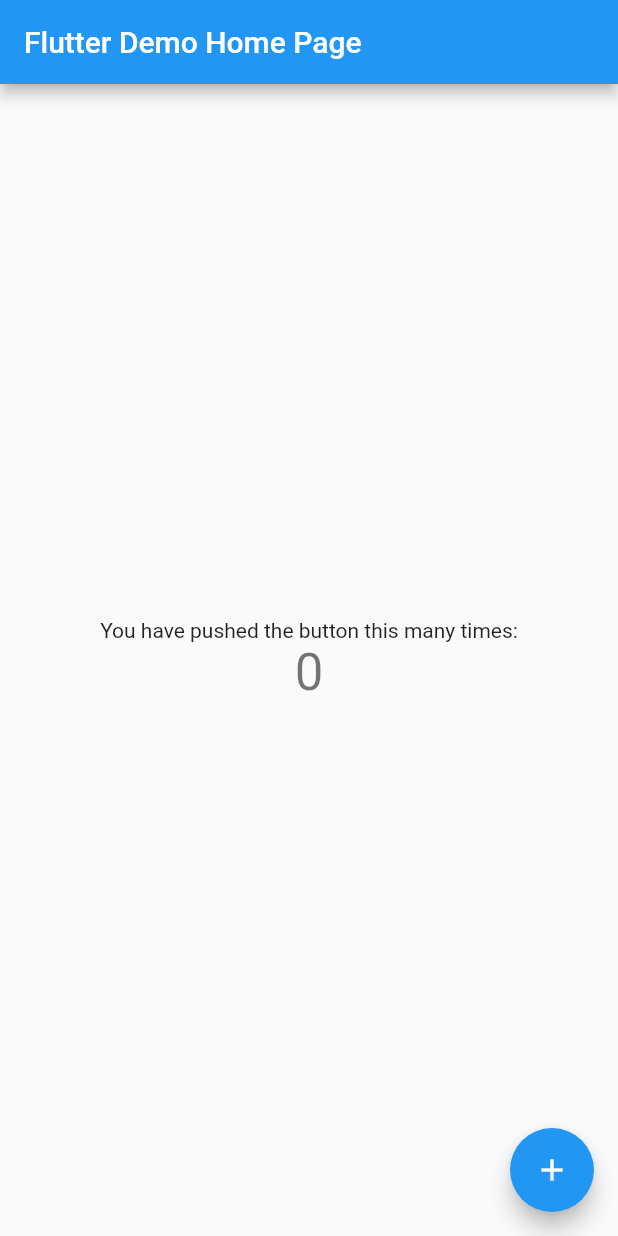
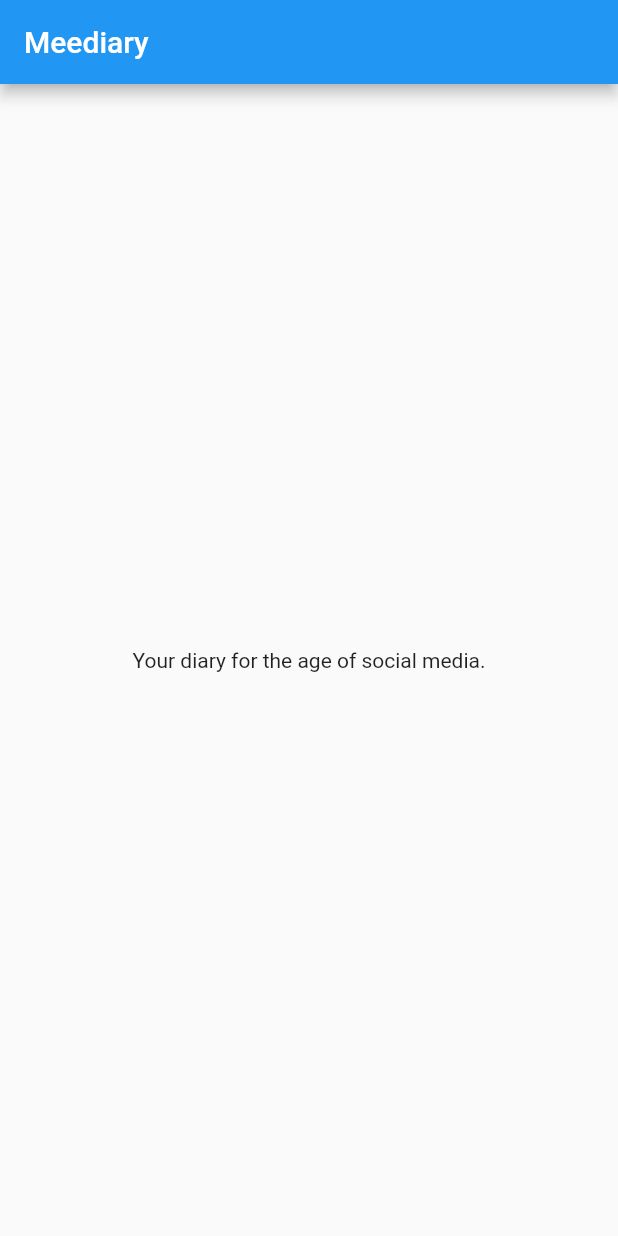
Before and after one commit to PTaati/meediary, a Flutter app: the screen it shows after launch, on a phone screen of 412 x 824 dp. Run offline on Flutter 3.47's test engine with Material 2 defaults, Android fonts, the phone set to English and light mode, and no system bars.

Commit message:
create main page

```diff
--- a/lib/main.dart
+++ b/lib/main.dart
@@ -1,115 +1,6 @@
 import 'package:flutter/material.dart';
+import 'package:meediary/pages/main_page.dart';
 
 void main() {
-  runApp(const MyApp());
+  runApp(const MainPage());
 }
-
-class MyApp extends StatelessWidget {
-  const MyApp({super.key});
-
-  // This widget is the root of your application.
-  @override
-  Widget build(BuildContext context) {
-    return MaterialApp(
-      title: 'Flutter Demo',
-      theme: ThemeData(
-        // This is the theme of your application.
-        //
-        // Try running your application with "flutter run". You'll see the
-        // application has a blue toolbar. Then, without quitting the app, try
-        // changing the primarySwatch below to Colors.green and then invoke
-        // "hot reload" (press "r" in the console where you ran "flutter run",
-        // or simply save your changes to "hot reload" in a Flutter IDE).
-        // Notice that the counter didn't reset back to zero; the application
-        // is not restarted.
-        primarySwatch: Colors.blue,
-      ),
-      home: const MyHomePage(title: 'Flutter Demo Home Page'),
-    );
-  }
-}
-
-class MyHomePage extends StatefulWidget {
-  const MyHomePage({super.key, required this.title});
-
-  // This widget is the home page of your application. It is stateful, meaning
-  // that it has a State object (defined below) that contains fields that affect
-  // how it looks.
-
-  // This class is the configuration for the state. It holds the values (in this
-  // case the title) provided by the parent (in this case the App widget) and
-  // used by the build method of the State. Fields in a Widget subclass are
-  // always marked "final".
-
-  final String title;
-
-  @override
-  State<MyHomePage> createState() => _MyHomePageState();
-}
-
-class _MyHomePageState extends State<MyHomePage> {
-  int _counter = 0;
-
-  void _incrementCounter() {
-    setState(() {
-      // This call to setState tells the Flutter framework that something has
-      // changed in this State, which causes it to rerun the build method below
-      // so that the display can reflect the updated values. If we changed
-      // _counter without calling setState(), then the build method would not be
-      // called again, and so nothing would appear to happen.
-      _counter++;
-    });
-  }
-
-  @override
-  Widget build(BuildContext context) {
-    // This method is rerun every time setState is called, for instance as done
-    // by the _incrementCounter method above.
-    //
-    // The Flutter framework has been optimized to make rerunning build methods
-    // fast, so that you can just rebuild anything that needs updating rather
-    // than having to individually change instances of widgets.
-    return Scaffold(
-      appBar: AppBar(
-        // Here we take the value from the MyHomePage object that was created by
-        // the App.build method, and use it to set our appbar title.
-        title: Text(widget.title),
-      ),
-      body: Center(
-        // Center is a layout widget. It takes a single child and positions it
-        // in the middle of the parent.
-        child: Column(
-          // Column is also a layout widget. It takes a list of children and
-          // arranges them vertically. By default, it sizes itself to fit its
-          // children horizontally, and tries to be as tall as its parent.
-          //
-          // Invoke "debug painting" (press "p" in the console, choose the
-          // "Toggle Debug Paint" action from the Flutter Inspector in Android
-          // Studio, or the "Toggle Debug Paint" command in Visual Studio Code)
-          // to see the wireframe for each widget.
-          //
-          // Column has various properties to control how it sizes itself and
-          // how it positions its children. Here we use mainAxisAlignment to
-          // center the children vertically; the main axis here is the vertical
-          // axis because Columns are vertical (the cross axis would be
-          // horizontal).
-          mainAxisAlignment: MainAxisAlignment.center,
-          children: <Widget>[
-            const Text(
-              'You have pushed the button this many times:',
-            ),
-            Text(
-              '$_counter',
-              style: Theme.of(context).textTheme.headlineMedium,
-            ),
-          ],
-        ),
-      ),
-      floatingActionButton: FloatingActionButton(
-        onPressed: _incrementCounter,
-        tooltip: 'Increment',
-        child: const Icon(Icons.add),
-      ), // This trailing comma makes auto-formatting nicer for build methods.
-    );
-  }
-}
--- /dev/null
+++ b/lib/pages/main_page.dart
@@ -0,0 +1,35 @@
+import 'package:flutter/material.dart';
+
+class MainPage extends StatefulWidget {
+  const MainPage({Key? key}) : super(key: key);
+
+  @override
+  State<MainPage> createState() => _MainPageState();
+}
+
+class _MainPageState extends State<MainPage> {
+  @override
+  Widget build(BuildContext context) {
+    return MaterialApp(
+      title: 'Meedairy',
+      theme: ThemeData(
+        primarySwatch: Colors.blue,
+      ),
+      home: Scaffold(
+        appBar: AppBar(
+          title: const Text('Meediary'),
+        ),
+        body: Center(
+          child: Column(
+            mainAxisAlignment: MainAxisAlignment.center,
+            children: const <Widget>[
+              Text(
+                'Your diary for the age of social media.',
+              ),
+            ],
+          ),
+        ),
+      ),
+    );
+  }
+}
```
